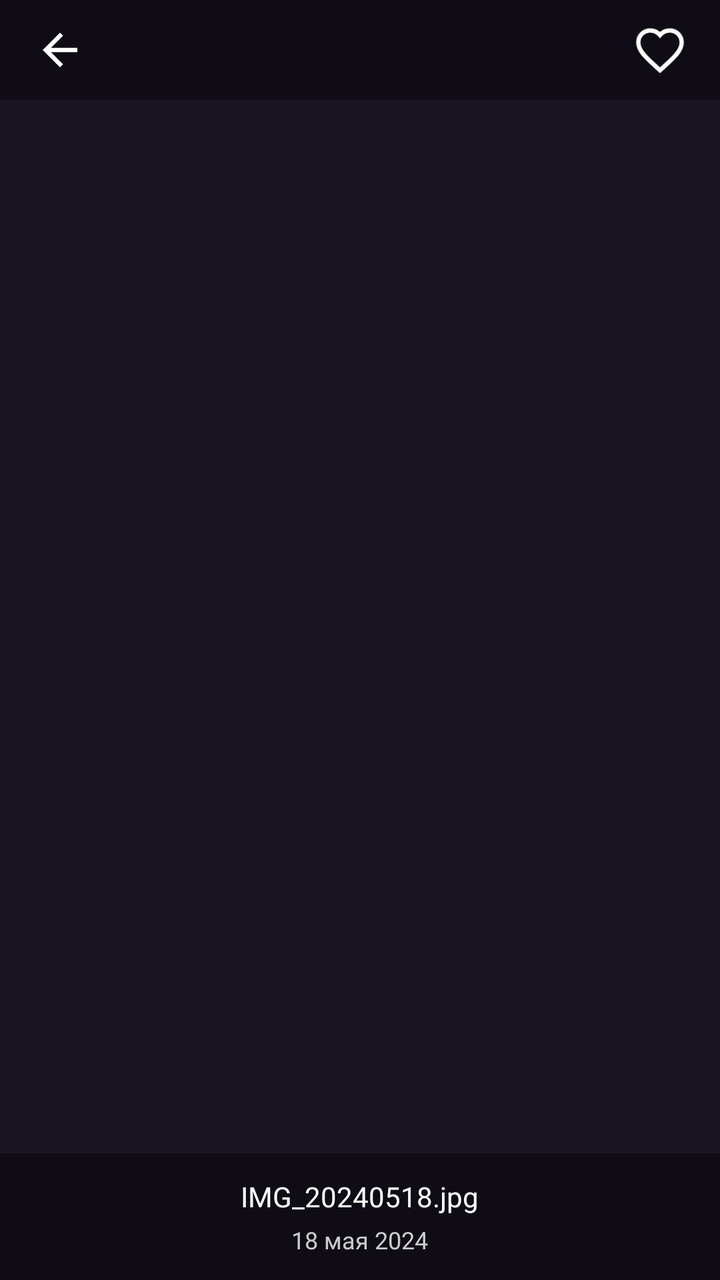
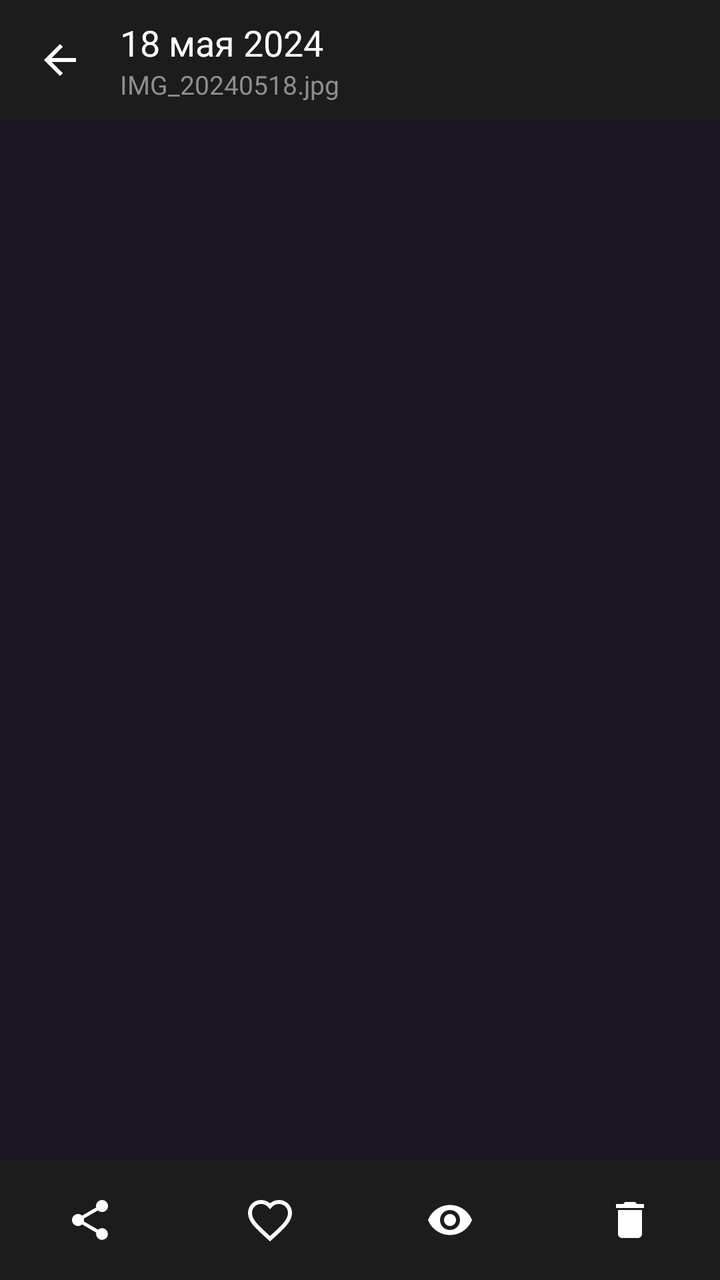

Compare the two renders of this Android layout. The source of the first and the diff that turns it into the second are given below.
<!-- AndroidManifest.xml: application theme Theme.MyPhotos -->
<!-- res/layout/activity_photo_viewer.xml -->
<?xml version="1.0" encoding="utf-8"?>
<androidx.constraintlayout.widget.ConstraintLayout xmlns:android="http://schemas.android.com/apk/res/android"
    xmlns:app="http://schemas.android.com/apk/res-auto"
    android:layout_width="match_parent"
    android:layout_height="match_parent"
    android:background="@color/black">

    <androidx.viewpager2.widget.ViewPager2
        android:id="@+id/viewPager"
        android:layout_width="0dp"
        android:layout_height="0dp"
        app:layout_constraintTop_toTopOf="parent"
        app:layout_constraintBottom_toBottomOf="parent"
        app:layout_constraintStart_toStartOf="parent"
        app:layout_constraintEnd_toEndOf="parent" />

    
    <LinearLayout
        android:id="@+id/topBar"
        android:layout_width="0dp"
        android:layout_height="50dp"
        android:orientation="horizontal"
        android:gravity="center_vertical"
        android:paddingHorizontal="8dp"
        android:background="#66000000"
        app:layout_constraintTop_toTopOf="parent"
        app:layout_constraintStart_toStartOf="parent"
        app:layout_constraintEnd_toEndOf="parent">

        <ImageView
            android:id="@+id/backIcon"
            android:layout_width="44dp"
            android:layout_height="44dp"
            android:padding="9dp"
            android:src="@drawable/arrow_back_24"
            app:tint="@color/white"
            android:contentDescription="Back" />

        <View
            android:layout_width="0dp"
            android:layout_height="1dp"
            android:layout_weight="1" />

        <com.google.android.material.button.MaterialButton
            android:id="@+id/likeButton"
            style="@style/RandomButtonStyle"
            android:layout_width="44dp"
            android:layout_height="44dp"
            android:minWidth="0dp"
            android:minHeight="0dp"
            android:padding="0dp"
            android:insetLeft="0dp"
            android:insetTop="0dp"
            android:insetRight="0dp"
            android:insetBottom="0dp"
            android:backgroundTint="@android:color/transparent"
            app:icon="@drawable/ic_heart_outline"
            app:iconGravity="textStart"
            app:iconPadding="0dp"
            app:iconSize="26dp"
            app:iconTint="@color/white"
            app:strokeWidth="0dp" />

    </LinearLayout>

    
    <LinearLayout
        android:id="@+id/bottomBar"
        android:layout_width="0dp"
        android:layout_height="wrap_content"
        android:orientation="vertical"
        android:gravity="center_horizontal"
        android:paddingVertical="12dp"
        android:background="#66000000"
        app:layout_constraintBottom_toBottomOf="parent"
        app:layout_constraintStart_toStartOf="parent"
        app:layout_constraintEnd_toEndOf="parent">

        <TextView
            android:id="@+id/fileNameText"
            android:layout_width="wrap_content"
            android:layout_height="wrap_content"
            android:textColor="@color/white"
            android:textSize="14sp"
            android:maxLines="1"
            android:ellipsize="end"
            android:text="IMG_20240518.jpg" />

        <TextView
            android:id="@+id/dateText"
            android:layout_width="wrap_content"
            android:layout_height="wrap_content"
            android:textColor="#CCCCCC"
            android:textSize="12sp"
            android:layout_marginTop="4dp"
            android:text="18 мая 2024" />

    </LinearLayout>

</androidx.constraintlayout.widget.ConstraintLayout>
<!-- resources referenced by this layout -->
<resources>
  <color name="black">#1A1423</color>
  <color name="white">#FFFFFF</color>
  <!-- drawable arrow_back_24 (drawable) -->
  <vector xmlns:android="http://schemas.android.com/apk/res/android"
      android:width="24dp"
      android:height="24dp"
      android:viewportWidth="24"
      android:viewportHeight="24"
      android:tint="?attr/colorControlNormal"
      android:autoMirrored="true">
      <path
          android:fillColor="@android:color/white"
          android:pathData="M20,11H7.83l5.59,-5.59L12,4l-8,8 8,8 1.41,-1.41L7.83,13H20v-2z"/>
  </vector>
  <!-- drawable ic_heart_outline (drawable) -->
  <vector xmlns:android="http://schemas.android.com/apk/res/android"
      android:width="24dp"
      android:height="24dp"
      android:viewportWidth="24"
      android:viewportHeight="24">
      <path
          android:strokeColor="#FF0000"
          android:strokeWidth="2"
          android:fillColor="#00000000"
          android:pathData="M12,21.35l-1.45,-1.32C5.4,15.36 2,12.28 2,8.5 2,5.42 4.42,3 7.5,3c1.74,0 3.41,0.81 4.5,2.09C13.09,3.81 14.76,3 16.5,3 19.58,3 22,5.42 22,8.5c0,3.78 -3.4,6.86 -8.55,11.54L12,21.35z"/>
  </vector>
  <style name="RandomButtonStyle">
          <item name="android:fontFamily">@font/lato_black</item>
          <item name="android:textSize">16sp</item>
      </style>
  <style name="Theme.MyPhotos" parent="Base.Theme.MyPhotos" />
  <style name="Base.Theme.MyPhotos" parent="Theme.Material3.DayNight.NoActionBar">
          
          <item name="colorPrimary">@color/black</item>
          <item name="colorOnPrimary">@color/white</item>
  
          
          <item name="android:statusBarColor">@color/black</item>
          <item name="android:navigationBarColor">@color/black</item>
          <item name="android:windowLightStatusBar">false</item>
      </style>
</resources>

<!-- the commit's change to res/layout/activity_photo_viewer.xml (unified diff, before → after) -->
@@ -5,6 +5,7 @@
     android:layout_height="match_parent"
     android:background="@color/black">
 
+    
     <androidx.viewpager2.widget.ViewPager2
         android:id="@+id/viewPager"
         android:layout_width="0dp"
@@ -18,48 +19,52 @@
     <LinearLayout
         android:id="@+id/topBar"
         android:layout_width="0dp"
-        android:layout_height="50dp"
+        android:layout_height="wrap_content"
+        android:background="#1C1C1C"
+        android:gravity="center_vertical"
         android:orientation="horizontal"
-        android:gravity="center_vertical"
         android:paddingHorizontal="8dp"
-        android:background="#66000000"
-        app:layout_constraintTop_toTopOf="parent"
+        android:paddingVertical="8dp"
+        app:layout_constraintEnd_toEndOf="parent"
         app:layout_constraintStart_toStartOf="parent"
-        app:layout_constraintEnd_toEndOf="parent">
+        app:layout_constraintTop_toTopOf="parent">
 
         <ImageView
             android:id="@+id/backIcon"
             android:layout_width="44dp"
             android:layout_height="44dp"
-            android:padding="9dp"
+            android:background="?attr/selectableItemBackgroundBorderless"
+            android:contentDescription="Back"
+            android:padding="10dp"
             android:src="@drawable/arrow_back_24"
-            app:tint="@color/white"
-            android:contentDescription="Back" />
+            app:tint="@color/white" />
 
-        <View
+        <LinearLayout
             android:layout_width="0dp"
-            android:layout_height="1dp"
-            android:layout_weight="1" />
+            android:layout_height="wrap_content"
+            android:layout_marginStart="8dp"
+            android:layout_weight="1"
+            android:orientation="vertical">
 
-        <com.google.android.material.button.MaterialButton
-            android:id="@+id/likeButton"
-            style="@style/RandomButtonStyle"
-            android:layout_width="44dp"
-            android:layout_height="44dp"
-            android:minWidth="0dp"
-            android:minHeight="0dp"
-            android:padding="0dp"
-            android:insetLeft="0dp"
-            android:insetTop="0dp"
-            android:insetRight="0dp"
-            android:insetBottom="0dp"
-            android:backgroundTint="@android:color/transparent"
-            app:icon="@drawable/ic_heart_outline"
-            app:iconGravity="textStart"
-            app:iconPadding="0dp"
-            app:iconSize="26dp"
-            app:iconTint="@color/white"
-            app:strokeWidth="0dp" />
+            <TextView
+                android:id="@+id/dateText"
+                android:layout_width="wrap_content"
+                android:layout_height="wrap_content"
+                android:text="18 мая 2024"
+                android:textColor="@color/white"
+                android:textSize="18sp" />
+
+            <TextView
+                android:id="@+id/fileNameText"
+                android:layout_width="wrap_content"
+                android:layout_height="wrap_content"
+                android:ellipsize="end"
+                android:maxLines="1"
+                android:text="IMG_20240518.jpg"
+                android:textColor="#8E8E8E"
+                android:textSize="13sp" />
+
+        </LinearLayout>
 
     </LinearLayout>
 
@@ -68,32 +73,66 @@
         android:id="@+id/bottomBar"
         android:layout_width="0dp"
         android:layout_height="wrap_content"
-        android:orientation="vertical"
-        android:gravity="center_horizontal"
-        android:paddingVertical="12dp"
-        android:background="#66000000"
+        android:background="#1C1C1C"
+        android:orientation="horizontal"
+        android:paddingVertical="6dp"
         app:layout_constraintBottom_toBottomOf="parent"
-        app:layout_constraintStart_toStartOf="parent"
-        app:layout_constraintEnd_toEndOf="parent">
+        app:layout_constraintEnd_toEndOf="parent"
+        app:layout_constraintStart_toStartOf="parent">
 
-        <TextView
-            android:id="@+id/fileNameText"
-            android:layout_width="wrap_content"
-            android:layout_height="wrap_content"
-            android:textColor="@color/white"
-            android:textSize="14sp"
-            android:maxLines="1"
-            android:ellipsize="end"
-            android:text="IMG_20240518.jpg" />
+        <ImageView
+            android:id="@+id/shareButton"
+            android:layout_width="0dp"
+            android:layout_height="48dp"
+            android:layout_weight="1"
+            android:background="?attr/selectableItemBackgroundBorderless"
+            android:contentDescription="Share"
+            android:padding="12dp"
+            android:src="@drawable/ic_share_24"
+            app:tint="@color/white" />
 
-        <TextView
-            android:id="@+id/dateText"
-            android:layout_width="wrap_content"
-            android:layout_height="wrap_content"
-            android:textColor="#CCCCCC"
-            android:textSize="12sp"
-            android:layout_marginTop="4dp"
-            android:text="18 мая 2024" />
+        <com.google.android.material.button.MaterialButton
+            android:id="@+id/likeButton"
+            style="@style/RandomButtonStyle"
+            android:layout_width="0dp"
+            android:layout_height="48dp"
+            android:layout_weight="1"
+            android:backgroundTint="@android:color/transparent"
+            android:insetLeft="0dp"
+            android:insetTop="0dp"
+            android:insetRight="0dp"
+            android:insetBottom="0dp"
+            android:minWidth="0dp"
+            android:minHeight="0dp"
+            android:padding="0dp"
+            app:icon="@drawable/ic_heart_outline"
+            app:iconGravity="textStart"
+            app:iconPadding="0dp"
+            app:iconSize="24dp"
+            app:iconTint="@color/white"
+            app:strokeWidth="0dp" />
+
+        <ImageView
+            android:id="@+id/hiddenButton"
+            android:layout_width="0dp"
+            android:layout_height="48dp"
+            android:layout_weight="1"
+            android:background="?attr/selectableItemBackgroundBorderless"
+            android:contentDescription="Hidden photos"
+            android:padding="12dp"
+            android:src="@drawable/ic_visibility_24"
+            app:tint="@color/white" />
+
+        <ImageView
+            android:id="@+id/deleteButton"
+            android:layout_width="0dp"
+            android:layout_height="48dp"
+            android:layout_weight="1"
+            android:background="?attr/selectableItemBackgroundBorderless"
+            android:contentDescription="Delete"
+            android:padding="12dp"
+            android:src="@drawable/ic_delete_24"
+            app:tint="@color/white" />
 
     </LinearLayout>
 
<!-- resource entries referenced after the edit -->
@@ -14,6 +14,16 @@
           android:fillColor="@android:color/white"
           android:pathData="M20,11H7.83l5.59,-5.59L12,4l-8,8 8,8 1.41,-1.41L7.83,13H20v-2z"/>
   </vector>
+  <!-- drawable ic_delete_24 (drawable) -->
+  <vector xmlns:android="http://schemas.android.com/apk/res/android"
+      android:width="24dp"
+      android:height="24dp"
+      android:viewportWidth="24"
+      android:viewportHeight="24">
+      <path
+          android:fillColor="#FFFFFF"
+          android:pathData="M6,19c0,1.1 0.9,2 2,2h8c1.1,0 2,-0.9 2,-2V7H6v12zM19,4h-3.5l-1,-1h-5l-1,1H5v2h14V4z" />
+  </vector>
   <!-- drawable ic_heart_outline (drawable) -->
   <vector xmlns:android="http://schemas.android.com/apk/res/android"
       android:width="24dp"
@@ -25,6 +35,26 @@
           android:strokeWidth="2"
           android:fillColor="#00000000"
           android:pathData="M12,21.35l-1.45,-1.32C5.4,15.36 2,12.28 2,8.5 2,5.42 4.42,3 7.5,3c1.74,0 3.41,0.81 4.5,2.09C13.09,3.81 14.76,3 16.5,3 19.58,3 22,5.42 22,8.5c0,3.78 -3.4,6.86 -8.55,11.54L12,21.35z"/>
+  </vector>
+  <!-- drawable ic_share_24 (drawable) -->
+  <vector xmlns:android="http://schemas.android.com/apk/res/android"
+      android:width="24dp"
+      android:height="24dp"
+      android:viewportWidth="24"
+      android:viewportHeight="24">
+      <path
+          android:fillColor="#FFFFFF"
+          android:pathData="M18,16.08c-0.76,0 -1.44,0.3 -1.96,0.77L8.91,12.7c0.05,-0.23 0.09,-0.46 0.09,-0.7s-0.04,-0.47 -0.09,-0.7l7.05,-4.11c0.54,0.5 1.25,0.81 2.04,0.81 1.66,0 3,-1.34 3,-3s-1.34,-3 -3,-3 -3,1.34 -3,3c0,0.24 0.04,0.47 0.09,0.7L8.04,9.81C7.5,9.31 6.79,9 6,9c-1.66,0 -3,1.34 -3,3s1.34,3 3,3c0.79,0 1.5,-0.31 2.04,-0.81l7.12,4.16c-0.05,0.21 -0.08,0.43 -0.08,0.65 0,1.61 1.31,2.92 2.92,2.92 1.61,0 2.92,-1.31 2.92,-2.92s-1.31,-2.92 -2.92,-2.92z" />
+  </vector>
+  <!-- drawable ic_visibility_24 (drawable) -->
+  <vector xmlns:android="http://schemas.android.com/apk/res/android"
+      android:width="24dp"
+      android:height="24dp"
+      android:viewportWidth="24"
+      android:viewportHeight="24">
+      <path
+          android:fillColor="#FFFFFF"
+          android:pathData="M12,4.5C7,4.5 2.73,7.61 1,12c1.73,4.39 6,7.5 11,7.5s9.27,-3.11 11,-7.5c-1.73,-4.39 -6,-7.5 -11,-7.5zM12,17c-2.76,0 -5,-2.24 -5,-5s2.24,-5 5,-5 5,2.24 5,5 -2.24,5 -5,5zM12,9c-1.66,0 -3,1.34 -3,3s1.34,3 3,3 3,-1.34 3,-3 -1.34,-3 -3,-3z" />
   </vector>
   <style name="RandomButtonStyle">
           <item name="android:fontFamily">@font/lato_black</item>
